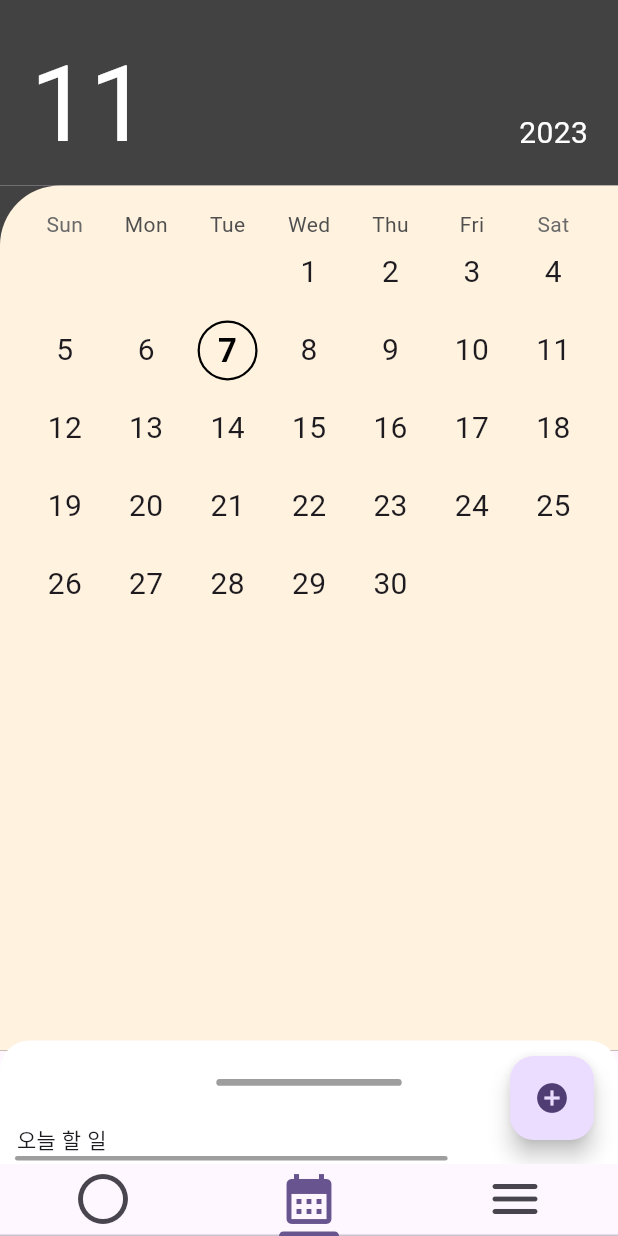
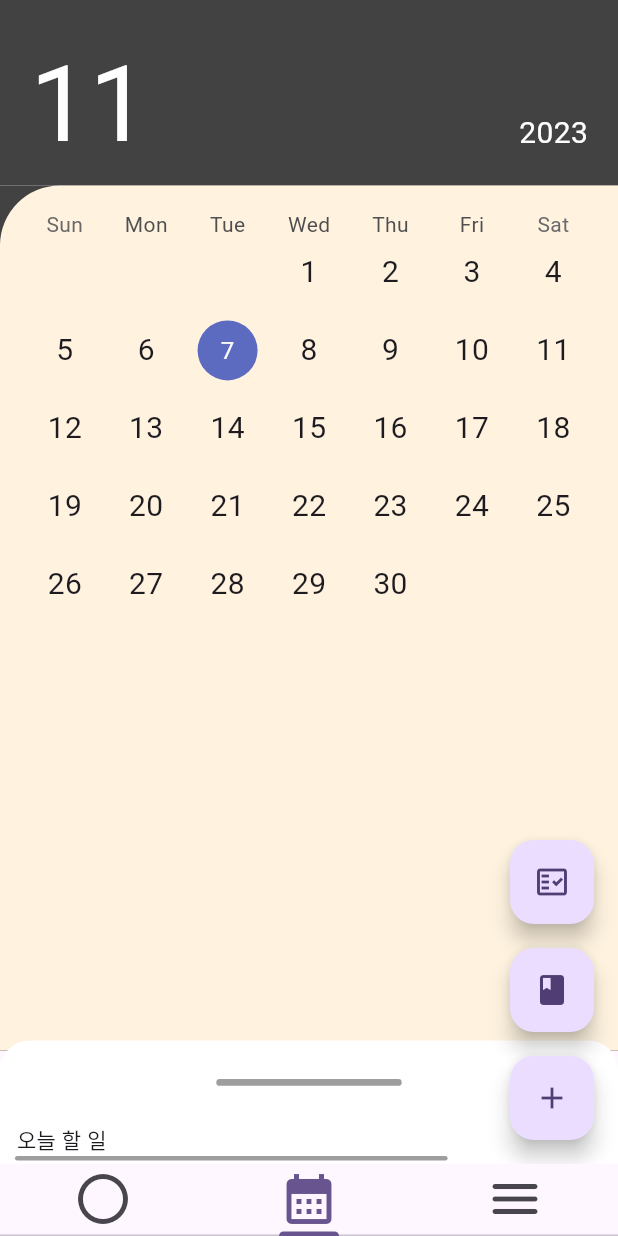
Before and after one commit to kkosang/couplely, a Flutter app: the screen it shows after launch, item 2 of the bottom bar chosen, on a phone screen of 412 x 824 dp. Run offline on Flutter 3.47's test engine with Material 2 defaults, Android fonts, the phone set to English and light mode, and no system bars; drawn by our look-alikes of table_calendar; network calls fail.

Commit message:
feat: 플로팅 액션 버튼 구현

```diff
--- a/couplely/lib/view/home_pages/CalendarPage.dart
+++ b/couplely/lib/view/home_pages/CalendarPage.dart
@@ -1,3 +1,5 @@
+import 'dart:ui';
+
 import 'package:couplely/view/home_pages/BottomSheet.dart';
 import 'package:flutter/material.dart';
 import 'package:table_calendar/table_calendar.dart';
@@ -10,12 +12,52 @@ class CalendarPage extends StatefulWidget {
 }
 
 class _CalendarPageState extends State<CalendarPage> {
+  DateTime selectedDay = DateTime(
+    DateTime.now().year,
+    DateTime.now().month,
+    DateTime.now().day,
+  );
+  bool floatingEnable = true;
+  DateTime focusedDay = DateTime.now();
+
   @override
   Widget build(BuildContext context) {
+
     return Scaffold(
-      floatingActionButton: FloatingActionButton(
-        child: Icon(Icons.add_circle),
-        onPressed: () {},
+      floatingActionButton: Stack(
+        children: <Widget>[
+          floatingEnable
+              ? Align(
+                  alignment: Alignment(
+                      Alignment.bottomRight.x, Alignment.bottomRight.y - 0.4),
+                  child: FloatingActionButton(
+                    onPressed: () {},
+                    tooltip: '일정',
+                    child: Icon(Icons.fact_check_outlined),
+                  ))
+              : Container(),
+          floatingEnable
+              ? Align(
+                  alignment: Alignment(
+                      Alignment.bottomRight.x, Alignment.bottomRight.y - 0.2),
+                  child: FloatingActionButton(
+                    onPressed: () {},
+                    tooltip: '다이어리',
+                    child: Icon(Icons.book),
+                  ))
+              : Container(),
+          Align(
+              alignment: Alignment.bottomRight,
+              child: FloatingActionButton(
+                onPressed: () {
+                  setState(() {
+                    floatingEnable = !floatingEnable;
+                  });
+                },
+                tooltip: '추가',
+                child: Icon(Icons.add),
+              )),
+        ],
       ),
       body: Stack(children: [
         Positioned(
@@ -51,7 +93,7 @@ class _CalendarPageState extends State<CalendarPage> {
               Container(
                 color: Colors.grey.shade800,
                 child: Container(
-                  height: MediaQuery.of(context).size.height*0.7,
+                  height: MediaQuery.of(context).size.height * 0.7,
                   decoration: BoxDecoration(
                       color: Colors.orange[50],
                       borderRadius:
@@ -61,7 +103,19 @@ class _CalendarPageState extends State<CalendarPage> {
                     child: TableCalendar(
                       firstDay: DateTime.utc(2023, 11, 1),
                       lastDay: DateTime.utc(2030, 12, 31),
-                      focusedDay: DateTime.now(),
+                      focusedDay: focusedDay,
+                      onDaySelected:
+                          (DateTime selectedDay, DateTime focusedDay) {
+                        // 선택된 날짜의 상태를 갱신합니다.
+                        setState(() {
+                          this.selectedDay = selectedDay;
+                          this.focusedDay = focusedDay;
+                        });
+                      },
+                      selectedDayPredicate: (DateTime day) {
+                        // selectedDay 와 동일한 날짜의 모양을 바꿔줍니다.
+                        return isSameDay(selectedDay, day);
+                      },
                       headerVisible: false,
                       calendarStyle: CalendarStyle(
                           outsideDaysVisible: false,
```
